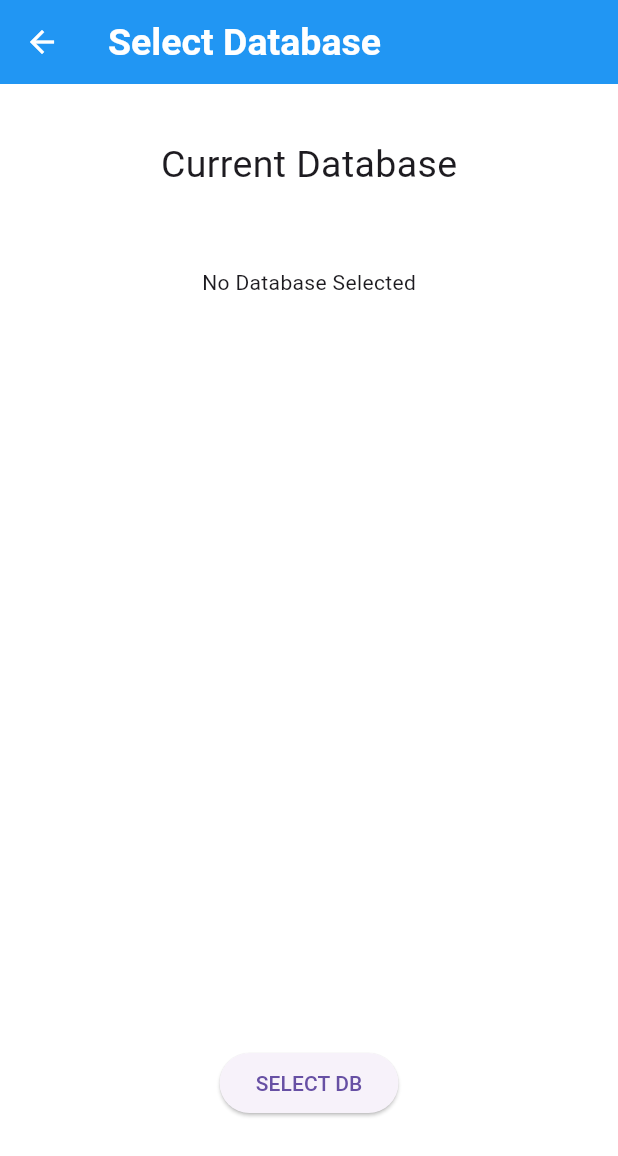
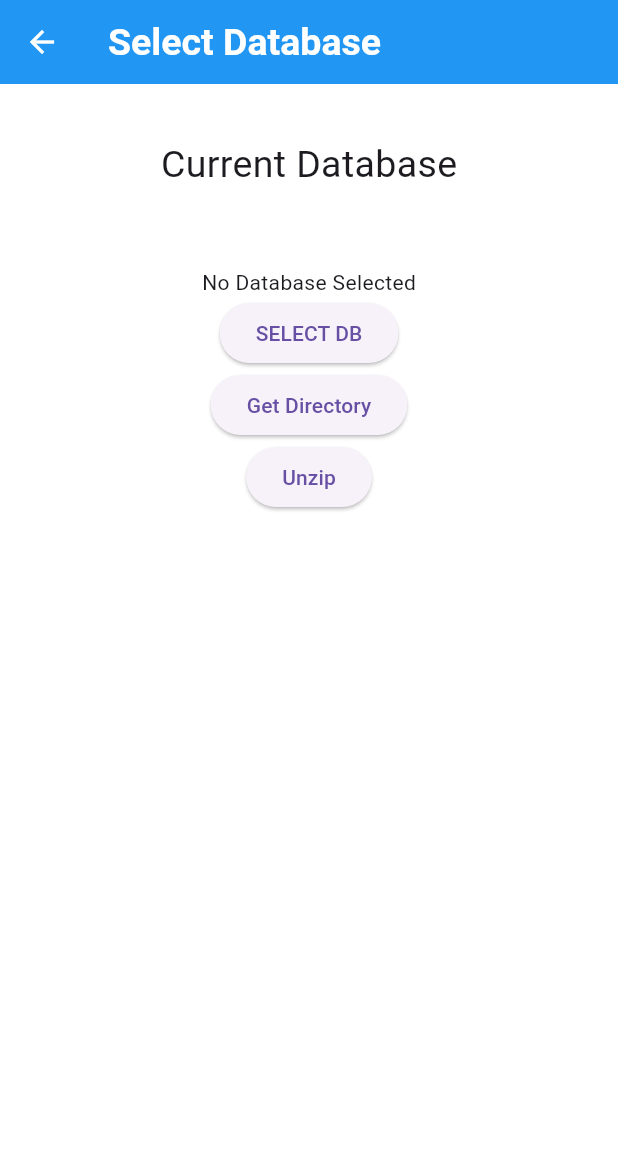
Before and after one commit to pondforwork/qrScanner, a Flutter app: the SelectDBview screen opened directly, on a phone screen of 412 x 824 dp. Shown: the top 1156 px of the screen. Run offline on Flutter 3.47's test engine with Material 3 defaults, Android fonts, the phone set to English and light mode, and no system bars; our stand-ins replace file_picker, firebase_auth, firebase_core, get, google_sign_in, hive_flutter and 4 more; missing offline and left inert: downloadsfolder, flutter_archive, flutter_barcode_scanner, flutter_file_downloader, open_file_plus; accounts and stored records are empty.

Commit message:
Download Extract Select Success. Wait to delete duplicate files

```diff
--- a/lib/screen/selectdbview.dart
+++ b/lib/screen/selectdbview.dart
@@ -46,20 +46,31 @@ class SelectDBview extends StatelessWidget {
                 } else {
                   return Obx(() => Text(scandbController.currentdb.value));
                 }
-                // Other code when not downloading
               }),
-
-              const SizedBox(height: 50),
-
-              // Obx(() => Text(scandbController.currentdb.value)),
-              const SizedBox(height: 450),
+              Center(
+                child: ElevatedButton(
+                  onPressed: () {
+                    bookController.downloadFile();
+                  },
+                  child: const Text("SELECT DB"),
+                ),
+              ),
+              // const SizedBox(height: 450),
+              Center(
+                child: ElevatedButton(
+                  onPressed: () {
+                    bookController.getDownloadDirectory();
+                  },
+                  child: const Text("Get Directory"),
+                ),
+              ),
               Center(
                 child: ElevatedButton(
                   onPressed: () {
                     //bookController.openDatabaseConnection();
-                    bookController.downloadFile();
+                    bookController.unzip();
                   },
-                  child: const Text("SELECT DB"),
+                  child: const Text("Unzip"),
                 ),
               ),
             ],
--- a/pubspec.yaml
+++ b/pubspec.yaml
@@ -33,6 +33,7 @@ dependencies:
   flutter_file_downloader: ^1.2.1
   permission_handler: ^11.3.0
   flutter_archive: ^6.0.0
+  downloadsfolder: ^0.1.1
 
 
 
```
Also changed, not shown: lib/controller/bookcontroller.dart (+50 -19 lines), pubspec.lock, 5 other files.
